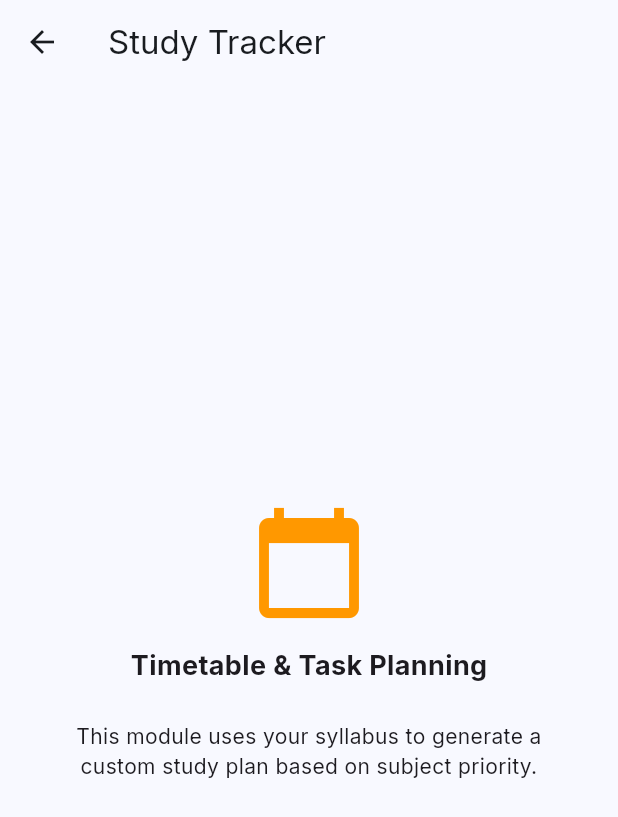
After one commit to hemanthragipindi/grade-predictor, a Flutter app: the DashboardScreen screen opened by its route, after a tap on "Study Tracker", on a phone screen of 412 x 824 dp. The commit adds this screen. Shown: the top 817 px of the screen. Run offline on Flutter 3.47's test engine with Material 3 defaults, Android fonts, the phone set to English and light mode, and no system bars; our stand-ins replace dio, flutter_secure_storage, google_fonts, google_sign_in, package_info_plus, permission_handler; missing offline and left inert: open_file_plus; accounts and stored records are empty; network calls fail.

Commit message:
Final: Enforce fixed academic weightages and complete mobile navigation

```diff
--- a/nexora_app/lib/main.dart
+++ b/nexora_app/lib/main.dart
@@ -6,6 +6,10 @@ import 'screens/login_screen.dart';
 import 'screens/register_screen.dart';
 import 'screens/dashboard_screen.dart';
 import 'screens/splash_screen.dart';
+import 'screens/course_matrix_screen.dart';
+import 'screens/study_tracker_screen.dart';
+import 'screens/preparation_screen.dart';
+import 'screens/assistant_screen.dart';
 
 void main() {
   runApp(
@@ -37,6 +41,10 @@ class NexoraApp extends StatelessWidget {
         '/login': (context) => const LoginScreen(),
         '/register': (context) => const RegisterScreen(),
         '/dashboard': (context) => const DashboardScreen(),
+        '/matrix': (context) => const CourseMatrixScreen(),
+        '/tracker': (context) => const StudyTrackerScreen(),
+        '/prep': (context) => const PreparationScreen(),
+        '/assistant': (context) => const AssistantScreen(),
       },
     );
   }
--- a/nexora_app/lib/screens/dashboard_screen.dart
+++ b/nexora_app/lib/screens/dashboard_screen.dart
@@ -21,6 +21,11 @@ class DashboardScreen extends StatelessWidget {
             },
           )
         ],
+      ),
+      floatingActionButton: FloatingActionButton(
+        onPressed: () => Navigator.pushNamed(context, '/assistant'),
+        backgroundColor: Colors.blue.shade900,
+        child: const Icon(Icons.psychology, color: Colors.white),
       ),
       body: SingleChildScrollView(
         padding: const EdgeInsets.all(16),
@@ -78,6 +83,14 @@ class DashboardScreen extends StatelessWidget {
                 _buildActionItem(context, 'Course Matrix', Icons.table_chart, Colors.purple),
               ],
             ),
+            const SizedBox(height: 16),
+            Row(
+              children: [
+                _buildActionItem(context, 'Study Tracker', Icons.calendar_today, Colors.orange),
+                const SizedBox(width: 16),
+                _buildActionItem(context, 'Preparation', Icons.checklist, Colors.teal),
+              ],
+            ),
           ],
         ),
       ),
@@ -113,8 +126,15 @@ class DashboardScreen extends StatelessWidget {
   Widget _buildActionItem(BuildContext context, String title, IconData icon, Color color) {
     return Expanded(
       child: InkWell(
-        onTap: () {}, // Navigate to specific modules
-        child: Container(
+        onTap: () {
+          if (title == 'Course Matrix') {
+            Navigator.pushNamed(context, '/matrix');
+          } else if (title == 'Study Tracker') {
+            Navigator.pushNamed(context, '/tracker');
+          } else if (title == 'Preparation') {
+            Navigator.pushNamed(context, '/prep');
+          }
+        },
           padding: const EdgeInsets.all(20),
           decoration: BoxDecoration(
             color: color.withOpacity(0.1),
--- /dev/null
+++ b/nexora_app/lib/screens/study_tracker_screen.dart
@@ -0,0 +1,26 @@
+import 'package:flutter/material.dart';
+
+class StudyTrackerScreen extends StatelessWidget {
+  const StudyTrackerScreen({super.key});
+
+  @override
+  Widget build(BuildContext context) {
+    return Scaffold(
+      appBar: AppBar(title: const Text('Study Tracker')),
+      body: const Center(
+        child: Column(
+          mainAxisAlignment: MainAxisAlignment.center,
+          children: [
+            Icon(Icons.calendar_today, size: 80, color: Colors.orange),
+            SizedBox(height: 16),
+            Text('Timetable & Task Planning', style: TextStyle(fontSize: 18, fontWeight: FontWeight.bold)),
+            Padding(
+              padding: const EdgeInsets.all(24),
+              child: Text('This module uses your syllabus to generate a custom study plan based on subject priority.', textAlign: TextAlign.center),
+            ),
+          ],
+        ),
+      ),
+    );
+  }
+}
```
Also changed, not shown: nexora_app/lib/screens/assistant_screen.dart (added, +61 -0 lines), nexora_app/lib/screens/course_matrix_screen.dart (added, +147 -0 lines), nexora_app/lib/screens/preparation_screen.dart (added, +26 -0 lines), 2 other files.
